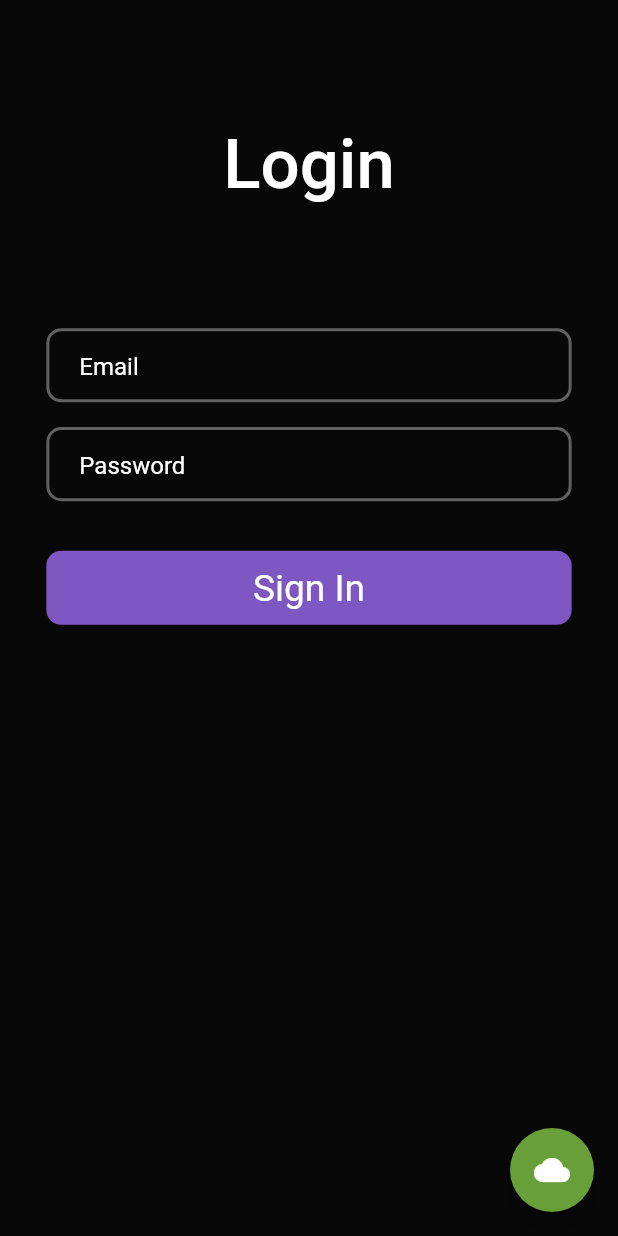
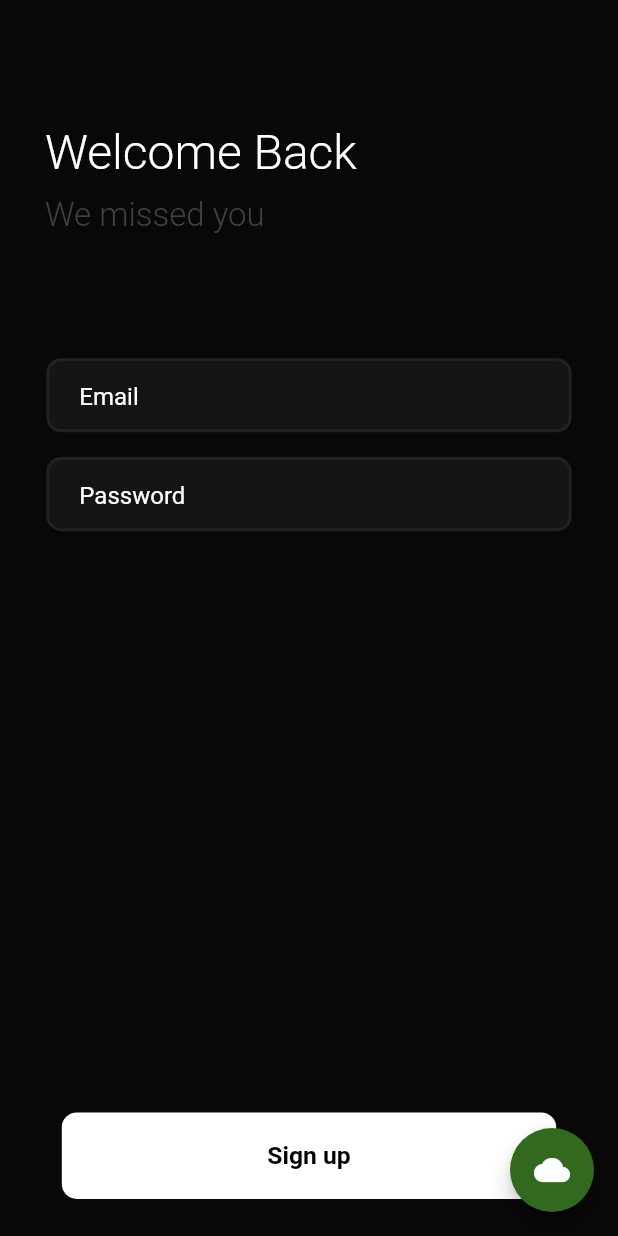
Before and after one commit to Azyles/Farmerce, a Flutter app: the screen it shows after launch, after a tap on "Sign up", after a tap on the "wb cloudy" icon, on a phone screen of 412 x 824 dp. Run offline on Flutter 3.47's test engine with Material 2 defaults, Android fonts, the phone set to English and light mode, and no system bars; our stand-ins replace cloud_firestore, firebase_auth, firebase_core, geolocator, google_nav_bar, rflutter_alert; missing offline and left inert: blur_bottom_bar; accounts and stored records are empty.

Commit message:
UI Tweaks

```diff
--- a/lib/main.dart
+++ b/lib/main.dart
@@ -14,7 +14,6 @@ void main() {
   runApp(
     MyApp(),
   );
-
 }
 
 class MyApp extends StatelessWidget {
@@ -30,7 +29,6 @@ class MyApp extends StatelessWidget {
   }
 }
 
-
 class SignInView extends StatelessWidget {
   final _formKey = new GlobalKey<FormState>();
 
@@ -40,188 +38,32 @@ class SignInView extends StatelessWidget {
   @override
   Widget build(BuildContext context) {
     return Scaffold(
-        backgroundColor: Color.fromRGBO(8, 8, 8, 1),
-        body: ListView(
-        physics: BouncingScrollPhysics(),
+      backgroundColor: Color.fromRGBO(8, 8, 8, 1),
+      body: Column(
+        mainAxisAlignment: MainAxisAlignment.spaceBetween,
+        crossAxisAlignment: CrossAxisAlignment.start,
         children: [
           SizedBox(
             height: MediaQuery.of(context).size.height * 0.1,
           ),
-          Center(
+          Padding(
+            padding: const EdgeInsets.only(left: 30),
             child: Text(
-              'Login',
+              'Welcome Back',
               style: TextStyle(
                   color: Colors.white,
-                  fontSize: 46,
-                  fontWeight: FontWeight.w500),
+                  fontSize: 32,
+                  fontWeight: FontWeight.w300),
             ),
           ),
-
-          SizedBox(
-            height: MediaQuery.of(context).size.height * 0.10,
-          ),
-          Form(
-            key: _formKey,
-            child: Column(
-              children: [
-                Center(
-                  child: Container(
-                    decoration: BoxDecoration(
-                      border: Border.all(color: Colors.grey[700],width: 2),
-                    color: Color.fromRGBO(24, 24, 24, 0),
-
-                    borderRadius: BorderRadius.circular(10)
-                    ),
-                    child: Center(
-                      child: Padding(
-                        padding: EdgeInsets.symmetric(horizontal: 20),
-                        child: TextFormField(
-                          style: TextStyle(color: Colors.white),
-                          controller: _emailController,
-                          keyboardType: TextInputType.emailAddress,
-                          decoration: InputDecoration(
-                            hintStyle: TextStyle(color: Colors.white),
-                              border: InputBorder.none, hintText: 'Email'),
-                          validator: (value) {
-                            if (value == null || value == '') {
-                              return 'Email cannot be blank';
-                            }
-                            return null;
-                          },
-                        ),
-                      ),
-                    ),
-                    height: MediaQuery.of(context).size.height * 0.06,
-                    width: MediaQuery.of(context).size.width * 0.85,
-                  ),
-                ),
-                SizedBox(
-                  height: MediaQuery.of(context).size.height * 0.02,
-                ),
-                Center(
-                  child: Container(
-                    decoration: BoxDecoration(
-                      border: Border.all(color: Colors.grey[700],width: 2),
-                    color: Color.fromRGBO(24, 24, 24, 0),
-                    borderRadius: BorderRadius.circular(10)
-                    ),
-                    child: Center(
-                      child: Padding(
-                        padding: EdgeInsets.symmetric(horizontal: 20),
-                        child: TextFormField(
-                           style: TextStyle(color: Colors.white),
-                          controller: _passwordController,
-                          obscureText: true,
-                          decoration: InputDecoration(
-                             hintStyle: TextStyle(color: Colors.white),
-                              border: InputBorder.none, hintText: 'Password'),
-                          validator: (value) {
-                            if (value == null || value == '') {
-                              return 'Password cannot be blank';
-                            }
-                            return null;
-                          },
-                        ),
-                      ),
-                    ),
-                    height: MediaQuery.of(context).size.height * 0.06,
-                    width: MediaQuery.of(context).size.width * 0.85,
-                  ),
-                ),
-                SizedBox(
-                  height: MediaQuery.of(context).size.height * 0.02,
-                ),
-              ],
-            ),
-          ),
-          SizedBox(
-            height: MediaQuery.of(context).size.height * 0.02,
-          ),
-          Center(
-            child: Container(
-              child: new Material(
-                child: new InkWell(
-                  onTap: () async {
-                    if (_formKey.currentState.validate()) {
-
-                      Navigator.push(context,
-                          MaterialPageRoute(builder: (context) => ConsumerHome()));
-                    }
-                  },
-                  child: new Container(
-                    child: Center(
-                      child: Text(
-                        'Sign In',
-                        style: TextStyle(
-                            color: Colors.white,
-                            fontSize: MediaQuery.of(context).size.height * 0.03,
-                            fontWeight: FontWeight.w400),
-                      ),
-                    ),
-                    height: MediaQuery.of(context).size.height * 0.06,
-                    width: MediaQuery.of(context).size.width * 0.85,
-                    decoration: BoxDecoration(
-                      borderRadius: BorderRadius.circular(10),
-                    ),
-                  ),
-                ),
-                color: Colors.transparent,
-              ),
-              height: MediaQuery.of(context).size.height * 0.06,
-              width: MediaQuery.of(context).size.width * 0.85,
-              decoration: BoxDecoration(
-                color: Colors.deepPurple[400],
-                borderRadius: BorderRadius.circular(10),
-              ),
-            ),
-          ),
-        ],
-      ),
-        floatingActionButton: FloatingActionButton(onPressed: (){
-          Navigator.push(context,
-                            MaterialPageRoute(builder: (context) => SignUpView()));
-        },
-        backgroundColor: Colors.lightGreen[700],child: Icon(Icons.wb_cloudy),),
-        );
-  }
-}
-
-
-
-class SignUpView extends StatefulWidget {
-  @override
-  _SignUpViewState createState() => _SignUpViewState();
-}
-
-class _SignUpViewState extends State<SignUpView> {
-
-  final _formKey = new GlobalKey<FormState>();
-
-
-  final TextEditingController _usernameController = TextEditingController();
-
-  final TextEditingController _emailController = TextEditingController();
-
-  final TextEditingController _passwordController = TextEditingController();
-
-
-  @override
-  Widget build(BuildContext context) {
-    return Scaffold(
-      backgroundColor: Color.fromRGBO(8, 8, 8, 1),
-      body: ListView(
-        physics: BouncingScrollPhysics(),
-        children: [
-          SizedBox(
-            height: MediaQuery.of(context).size.height * 0.1,
-          ),
-          Center(
+          Padding(
+            padding: const EdgeInsets.only(left: 30, top: 10),
             child: Text(
-              'Register',
+              'We missed you',
               style: TextStyle(
-                  color: Colors.white,
-                  fontSize: 46,
-                  fontWeight: FontWeight.w500),
+                  color: Colors.grey[800],
+                  fontSize: 22,
+                  fontWeight: FontWeight.w300),
             ),
           ),
           SizedBox(
@@ -234,41 +76,8 @@ class _SignUpViewState extends State<SignUpView> {
                 Center(
                   child: Container(
                     decoration: BoxDecoration(
-                        border: Border.all(color: Colors.grey[700], width: 2),
-                        color: Color.fromRGBO(24, 24, 24, 0),
-                        borderRadius: BorderRadius.circular(10)),
-                    child: Center(
-                      child: Padding(
-                        padding: EdgeInsets.symmetric(horizontal: 20),
-                        child: TextFormField(
-                          style: TextStyle(color: Colors.white),
-                          controller: _usernameController,
-                          keyboardType: TextInputType.name,
-                          decoration: InputDecoration(
-                              hintStyle: TextStyle(color: Colors.white),
-                              border: InputBorder.none,
-                              hintText: 'UserName'),
-                          validator: (value) {
-                            if (value == null || value == '') {
-                              return 'UserName cannot be blank';
-                            }
-                            return null;
-                          },
-                        ),
-                      ),
-                    ),
-                    height: MediaQuery.of(context).size.height * 0.06,
-                    width: MediaQuery.of(context).size.width * 0.85,
-                  ),
-                ),
-                SizedBox(
-                  height: MediaQuery.of(context).size.height * 0.02,
-                ),
-                Center(
-                  child: Container(
-                    decoration: BoxDecoration(
-                        border: Border.all(color: Colors.grey[700], width: 2),
-                        color: Color.fromRGBO(24, 24, 24, 0),
+                        border: Border.all(color: Colors.grey[900], width: 2),
+                        color: Color.fromRGBO(40, 40, 40, 0.4),
                         borderRadius: BorderRadius.circular(10)),
                     child: Center(
                       child: Padding(
@@ -300,8 +109,8 @@ class _SignUpViewState extends State<SignUpView> {
                 Center(
                   child: Container(
                     decoration: BoxDecoration(
-                        border: Border.all(color: Colors.grey[700], width: 2),
-                        color: Color.fromRGBO(24, 24, 24, 0),
+                        border: Border.all(color: Colors.grey[900], width: 2),
+                        color: Color.fromRGBO(40, 40, 40, 0.4),
                         borderRadius: BorderRadius.circular(10)),
                     child: Center(
                       child: Padding(
@@ -336,15 +145,17 @@ class _SignUpViewState extends State<SignUpView> {
           SizedBox(
             height: MediaQuery.of(context).size.height * 0.02,
           ),
+          Spacer(),
           Center(
             child: Container(
               child: new Material(
                 child: new InkWell(
                   onTap: () async {
                     if (_formKey.currentState.validate()) {
-
-                      Navigator.push(context,
-                          MaterialPageRoute(builder: (context) => ConsumerHome()));
+                      Navigator.push(
+                          context,
+                          MaterialPageRoute(
+                              builder: (context) => ConsumerHome()));
                     }
                   },
                   child: new Container(
@@ -352,13 +163,14 @@ class _SignUpViewState extends State<SignUpView> {
                       child: Text(
                         'Sign up',
                         style: TextStyle(
-                            color: Colors.white,
-                            fontSize: MediaQuery.of(context).size.height * 0.03,
-                            fontWeight: FontWeight.w400),
+                            color: Colors.black,
+                            fontSize:
+                                MediaQuery.of(context).size.height * 0.020,
+                            fontWeight: FontWeight.w600),
                       ),
                     ),
-                    height: MediaQuery.of(context).size.height * 0.06,
-                    width: MediaQuery.of(context).size.width * 0.85,
+                    height: MediaQuery.of(context).size.height * 0.07,
+                    width: MediaQuery.of(context).size.width * 0.80,
                     decoration: BoxDecoration(
                       borderRadius: BorderRadius.circular(10),
                     ),
@@ -366,16 +178,231 @@ class _SignUpViewState extends State<SignUpView> {
                 ),
                 color: Colors.transparent,
               ),
-              height: MediaQuery.of(context).size.height * 0.06,
-              width: MediaQuery.of(context).size.width * 0.85,
+              height: MediaQuery.of(context).size.height * 0.07,
+              width: MediaQuery.of(context).size.width * 0.80,
               decoration: BoxDecoration(
-                color: Colors.deepPurple[400],
+                color: Colors.white,
                 borderRadius: BorderRadius.circular(10),
               ),
             ),
           ),
           SizedBox(
-            height: MediaQuery.of(context).size.height * 0.025,
+            height: MediaQuery.of(context).size.height * 0.03,
+          ),
+        ],
+      ),
+      floatingActionButton: FloatingActionButton(
+        onPressed: () {
+          Navigator.push(
+              context, MaterialPageRoute(builder: (context) => SignUpView()));
+        },
+        backgroundColor: Colors.lightGreen[900],
+        child: Icon(Icons.wb_cloudy),
+      ),
+    );
+  }
+}
+
+class SignUpView extends StatefulWidget {
+  @override
+  _SignUpViewState createState() => _SignUpViewState();
+}
+
+class _SignUpViewState extends State<SignUpView> {
+  final _formKey = new GlobalKey<FormState>();
+
+  final TextEditingController _usernameController = TextEditingController();
+
+  final TextEditingController _emailController = TextEditingController();
+
+  final TextEditingController _passwordController = TextEditingController();
+
+  @override
+  Widget build(BuildContext context) {
+    return Scaffold(
+      backgroundColor: Colors.black,
+      body: Column(
+        mainAxisAlignment: MainAxisAlignment.spaceBetween,
+        crossAxisAlignment: CrossAxisAlignment.start,
+        children: [
+          SizedBox(
+            height: MediaQuery.of(context).size.height * 0.1,
+          ),
+          Padding(
+            padding: const EdgeInsets.only(left: 30),
+            child: Text(
+              'Welcome',
+              style: TextStyle(
+                  color: Colors.white,
+                  fontSize: 32,
+                  fontWeight: FontWeight.w300),
+            ),
+          ),
+          Padding(
+            padding: const EdgeInsets.only(left: 30, top: 10),
+            child: Text(
+              'Welcome To Farmerce',
+              style: TextStyle(
+                  color: Colors.grey[800],
+                  fontSize: 22,
+                  fontWeight: FontWeight.w300),
+            ),
+          ),
+          SizedBox(
+            height: MediaQuery.of(context).size.height * 0.10,
+          ),
+          Form(
+            key: _formKey,
+            child: Column(
+              children: [
+                Center(
+                  child: Container(
+                    decoration: BoxDecoration(
+                        border: Border.all(color: Colors.grey[900], width: 2),
+                        color: Color.fromRGBO(40, 40, 40, 0.4),
+                        borderRadius: BorderRadius.circular(10)),
+                    child: Center(
+                      child: Padding(
+                        padding: EdgeInsets.symmetric(horizontal: 20),
+                        child: TextFormField(
+                          style: TextStyle(color: Colors.white),
+                          controller: _usernameController,
+                          keyboardType: TextInputType.name,
+                          decoration: InputDecoration(
+                              hintStyle: TextStyle(color: Colors.white),
+                              border: InputBorder.none,
+                              hintText: 'UserName'),
+                          validator: (value) {
+                            if (value == null || value == '') {
+                              return 'UserName cannot be blank';
+                            }
+                            return null;
+                          },
+                        ),
+                      ),
+                    ),
+                    height: MediaQuery.of(context).size.height * 0.06,
+                    width: MediaQuery.of(context).size.width * 0.85,
+                  ),
+                ),
+                SizedBox(
+                  height: MediaQuery.of(context).size.height * 0.02,
+                ),
+                Center(
+                  child: Container(
+                    decoration: BoxDecoration(
+                        border: Border.all(color: Colors.grey[900], width: 2),
+                        color: Color.fromRGBO(40, 40, 40, 0.4),
+                        borderRadius: BorderRadius.circular(10)),
+                    child: Center(
+                      child: Padding(
+                        padding: EdgeInsets.symmetric(horizontal: 20),
+                        child: TextFormField(
+                          style: TextStyle(color: Colors.white),
+                          controller: _emailController,
+                          keyboardType: TextInputType.emailAddress,
+                          decoration: InputDecoration(
+                              hintStyle: TextStyle(color: Colors.white),
+                              border: InputBorder.none,
+                              hintText: 'Email'),
+                          validator: (value) {
+                            if (value == null || value == '') {
+                              return 'Email cannot be blank';
+                            }
+                            return null;
+                          },
+                        ),
+                      ),
+                    ),
+                    height: MediaQuery.of(context).size.height * 0.06,
+                    width: MediaQuery.of(context).size.width * 0.85,
+                  ),
+                ),
+                SizedBox(
+                  height: MediaQuery.of(context).size.height * 0.02,
+                ),
+                Center(
+                  child: Container(
+                    decoration: BoxDecoration(
+                        border: Border.all(color: Colors.grey[900], width: 2),
+                        color: Color.fromRGBO(40, 40, 40, 0.4),
+                        borderRadius: BorderRadius.circular(10)),
+                    child: Center(
+                      child: Padding(
+                        padding: EdgeInsets.symmetric(horizontal: 20),
+                        child: TextFormField(
+                          style: TextStyle(color: Colors.white),
+                          controller: _passwordController,
+                          obscureText: true,
+                          decoration: InputDecoration(
+                              hintStyle: TextStyle(color: Colors.white),
+                              border: InputBorder.none,
+                              hintText: 'Password'),
+                          validator: (value) {
+                            if (value == null || value == '') {
+                              return 'Password cannot be blank';
+                            }
+                            return null;
+                          },
+                        ),
+                      ),
+                    ),
+                    height: MediaQuery.of(context).size.height * 0.06,
+                    width: MediaQuery.of(context).size.width * 0.85,
+                  ),
+                ),
+                SizedBox(
+                  height: MediaQuery.of(context).size.height * 0.02,
+                ),
+              ],
+            ),
+          ),
+          SizedBox(
+            height: MediaQuery.of(context).size.height * 0.02,
+          ),
+          Spacer(),
+          Center(
+            child: Container(
+              child: new Material(
+                child: new InkWell(
+                  onTap: () async {
+                    if (_formKey.currentState.validate()) {
+                      Navigator.push(
+                          context,
+                          MaterialPageRoute(
+                              builder: (context) => ConsumerHome()));
+                    }
+                  },
+                  child: new Container(
+                    child: Center(
+                      child: Text(
+                        'Sign up',
+                        style: TextStyle(
+                            color: Colors.black,
+                            fontSize:
+                                MediaQuery.of(context).size.height * 0.020,
+                            fontWeight: FontWeight.w600),
+                      ),
+                    ),
+                    height: MediaQuery.of(context).size.height * 0.07,
+                    width: MediaQuery.of(context).size.width * 0.80,
+                    decoration: BoxDecoration(
+                      borderRadius: BorderRadius.circular(10),
+                    ),
+                  ),
+                ),
+                color: Colors.transparent,
+              ),
+              height: MediaQuery.of(context).size.height * 0.07,
+              width: MediaQuery.of(context).size.width * 0.80,
+              decoration: BoxDecoration(
+                color: Colors.white,
+                borderRadius: BorderRadius.circular(10),
+              ),
+            ),
+          ),
+          SizedBox(
+            height: MediaQuery.of(context).size.height * 0.03,
           ),
           /*
           Center(
@@ -396,7 +423,7 @@ class _SignUpViewState extends State<SignUpView> {
           Navigator.push(
               context, MaterialPageRoute(builder: (context) => SignInView()));
         },
-        backgroundColor: Colors.lightGreen[700],
+        backgroundColor: Colors.lightGreen[900],
         child: Icon(Icons.wb_cloudy),
       ),
     );
```
